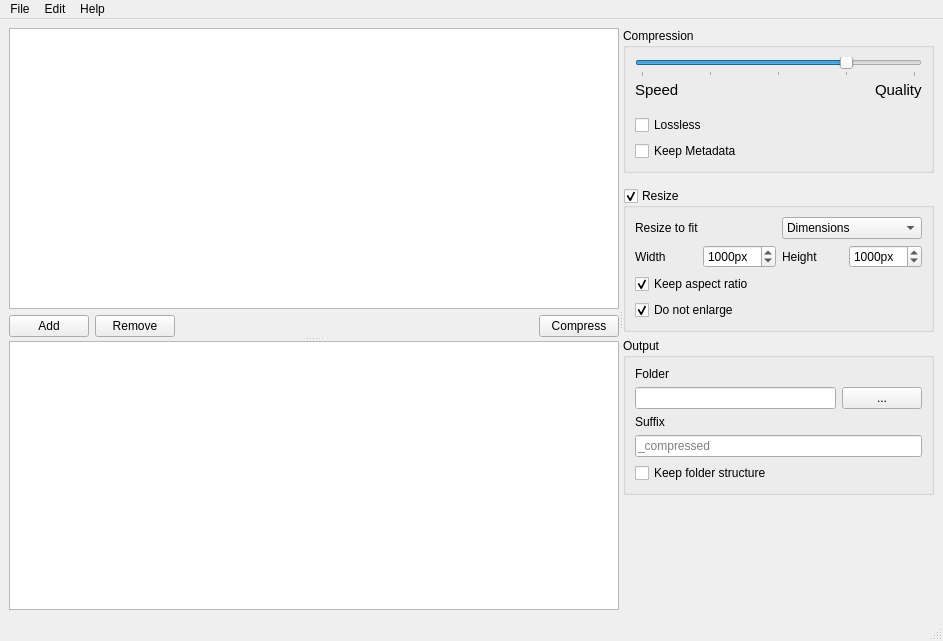
Old version of the form views/MainWindow.ui in the repository Lymphatus/caesium-image-compressor.
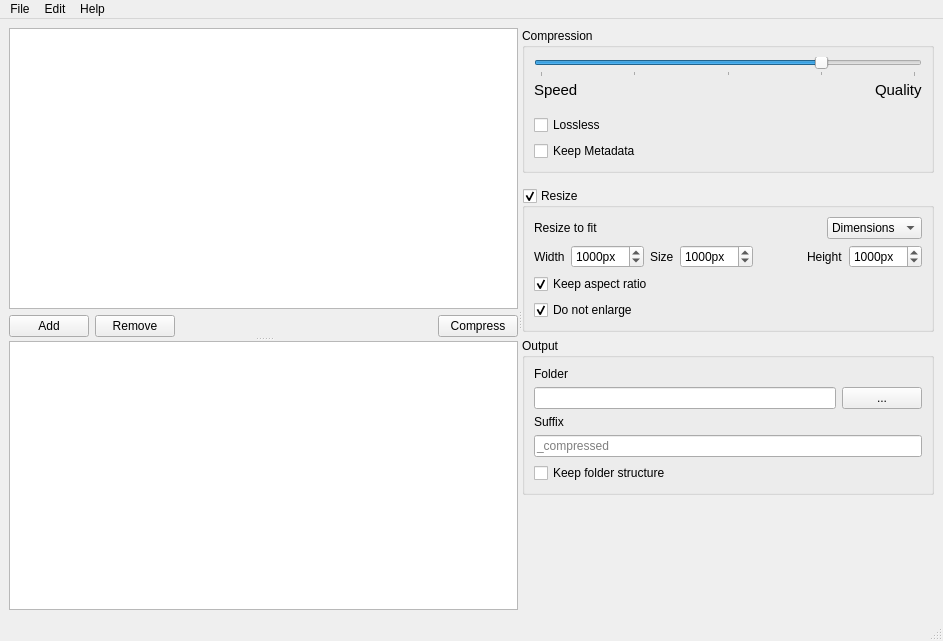
New version of the form. Custom widgets are drawn as their Qt base class.

```diff
--- a/views/MainWindow.ui
+++ b/views/MainWindow.ui
@@ -278,6 +278,19 @@
                  </property>
                 </widget>
                </item>
+               <item>
+                <spacer name="horizontalSpacer_2">
+                 <property name="orientation">
+                  <enum>Qt::Horizontal</enum>
+                 </property>
+                 <property name="sizeHint" stdset="0">
+                  <size>
+                   <width>40</width>
+                   <height>20</height>
+                  </size>
+                 </property>
+                </spacer>
+               </item>
                <item>
                 <widget class="QComboBox" name="fitTo_ComboBox">
                  <item>
@@ -315,6 +328,12 @@
                </item>
                <item>
                 <widget class="QSpinBox" name="width_SpinBox">
+                 <property name="sizePolicy">
+                  <sizepolicy hsizetype="Preferred" vsizetype="Fixed">
+                   <horstretch>0</horstretch>
+                   <verstretch>0</verstretch>
+                  </sizepolicy>
+                 </property>
                  <property name="suffix">
                   <string>px</string>
                  </property>
@@ -330,7 +349,49 @@
                 </widget>
                </item>
                <item>
-                <widget class="QLabel" name="height_SpinBox_2">
+                <widget class="QLabel" name="edge_Label">
+                 <property name="text">
+                  <string>Size</string>
+                 </property>
+                </widget>
+               </item>
+               <item>
+                <widget class="QSpinBox" name="edge_SpinBox">
+                 <property name="sizePolicy">
+                  <sizepolicy hsizetype="Preferred" vsizetype="Fixed">
+                   <horstretch>0</horstretch>
+                   <verstretch>0</verstretch>
+                  </sizepolicy>
+                 </property>
+                 <property name="suffix">
+                  <string>px</string>
+                 </property>
+                 <property name="minimum">
+                  <number>1</number>
+                 </property>
+                 <property name="maximum">
+                  <number>99999</number>
+                 </property>
+                 <property name="value">
+                  <number>1000</number>
+                 </property>
+                </widget>
+               </item>
+               <item>
+                <spacer name="horizontalSpacer_3">
+                 <property name="orientation">
+                  <enum>Qt::Horizontal</enum>
+                 </property>
+                 <property name="sizeHint" stdset="0">
+                  <size>
+                   <width>40</width>
+                   <height>20</height>
+                  </size>
+                 </property>
+                </spacer>
+               </item>
+               <item>
+                <widget class="QLabel" name="height_Label">
                  <property name="text">
                   <string>Height</string>
                  </property>
```
Left out of the diff: 6 changed lines with no effect on the pictures.
